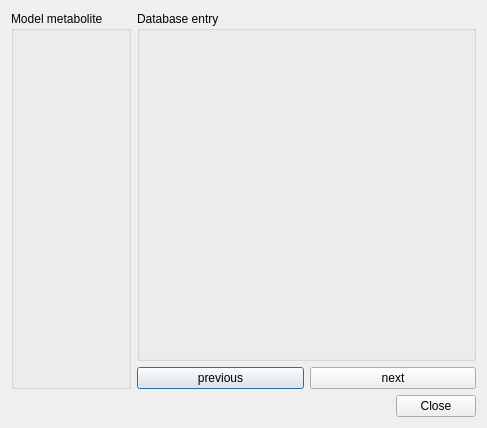
First picture: the form in GEMEditor/database/match/ui/src/ManualMetaboliteMatchDialog.ui, repository JuBra/GEMEditor, before the edit.
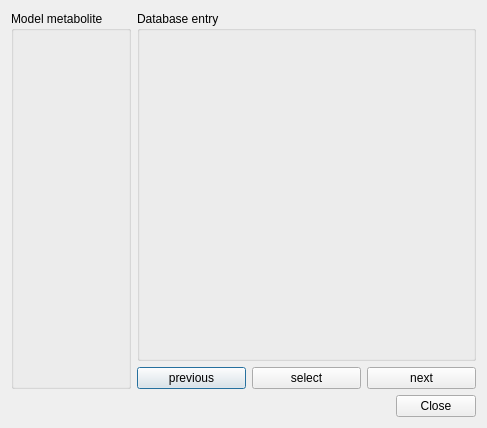
Second picture: the form after the edit. Custom widgets are drawn as their Qt base class.

Commit message: Update manual match dialog

```diff
--- a/GEMEditor/database/match/ui/src/ManualMetaboliteMatchDialog.ui
+++ b/GEMEditor/database/match/ui/src/ManualMetaboliteMatchDialog.ui
@@ -65,6 +65,13 @@
            </property>
           </widget>
          </item>
+         <item>
+          <widget class="QPushButton" name="button_select">
+           <property name="text">
+            <string>select</string>
+           </property>
+          </widget>
+         </item>
          <item>
           <widget class="QPushButton" name="button_next_entry">
            <property name="text">
```
The commit also changes 2 other files.
